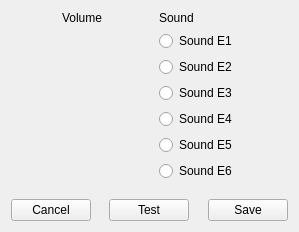
Before: the Qt Designer form HimalayaMain/Gui/Components/Settings/Forms/AlarmSettingsDlg.ui in Liyezhong/Master, drawn with Qt 5.
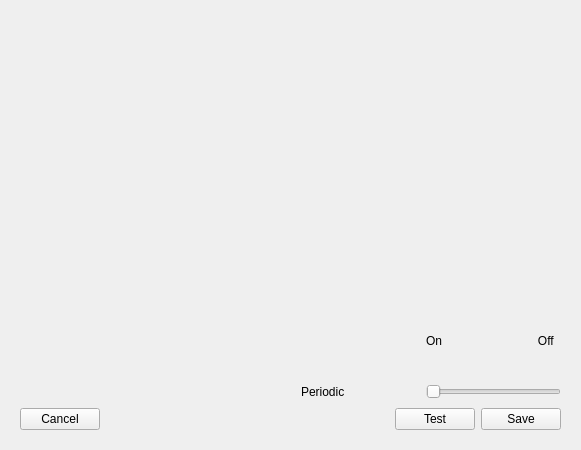
After: the same form once the commit is applied. Custom widgets are drawn as their Qt base class.

Patch:
```diff
--- a/HimalayaMain/Gui/Components/Settings/Forms/AlarmSettingsDlg.ui
+++ b/HimalayaMain/Gui/Components/Settings/Forms/AlarmSettingsDlg.ui
@@ -6,117 +6,92 @@
    <rect>
     <x>0</x>
     <y>0</y>
-    <width>299</width>
-    <height>232</height>
+    <width>581</width>
+    <height>450</height>
    </rect>
   </property>
+  <property name="minimumSize">
+   <size>
+    <width>526</width>
+    <height>450</height>
+   </size>
+  </property>
   <property name="windowTitle">
    <string>Form</string>
   </property>
-  <layout class="QGridLayout" name="gridLayout">
-   <item row="0" column="1">
-    <widget class="QLabel" name="label">
-     <property name="text">
-      <string>Volume</string>
+  <layout class="QVBoxLayout" name="verticalLayout_2">
+   <item>
+    <widget class="QWidget" name="widget" native="true">
+     <property name="minimumSize">
+      <size>
+       <width>500</width>
+       <height>350</height>
+      </size>
      </property>
-    </widget>
-   </item>
-   <item row="0" column="3">
-    <widget class="QLabel" name="label_2">
-     <property name="text">
-      <string>Sound</string>
+     <layout class="QVBoxLayout" name="verticalLayout">
+      <item>
+       <layout class="QHBoxLayout" name="horizontalLayout_2">
+        <item>
+         <widget class="MainMenu::CWheelPanel" name="scrollPanel" native="true">
+          <property name="minimumSize">
+           <size>
+            <width>80</width>
+            <height>0</height>
+           </size>
      </property>
     </widget>
    </item>
-   <item row="1" column="0">
+        <item>
     <spacer name="horizontalSpacer_3">
      <property name="orientation">
       <enum>Qt::Horizontal</enum>
      </property>
      <property name="sizeHint" stdset="0">
       <size>
-       <width>36</width>
+            <width>48</width>
        <height>20</height>
       </size>
      </property>
     </spacer>
    </item>
-   <item row="1" column="1">
-    <widget class="MainMenu::CWheelPanel" name="scrollPanel" native="true"/>
-   </item>
-   <item row="1" column="2">
+        <item>
+         <widget class="MainMenu::CWheelPanel" name="sound_scrollpanel" native="true">
+          <property name="minimumSize">
+           <size>
+            <width>81</width>
+            <height>0</height>
+           </size>
+          </property>
+         </widget>
+        </item>
+        <item>
     <spacer name="horizontalSpacer_4">
      <property name="orientation">
       <enum>Qt::Horizontal</enum>
      </property>
      <property name="sizeHint" stdset="0">
       <size>
-       <width>35</width>
+            <width>48</width>
        <height>20</height>
       </size>
      </property>
     </spacer>
    </item>
-   <item row="1" column="3">
-    <layout class="QVBoxLayout" name="verticalLayout">
      <item>
-      <widget class="QRadioButton" name="soundButton0">
-       <property name="text">
-        <string>Sound E1</string>
-       </property>
-      </widget>
-     </item>
-     <item>
-      <widget class="QRadioButton" name="soundButton1">
-       <property name="text">
-        <string>Sound E2</string>
-       </property>
-      </widget>
-     </item>
-     <item>
-      <widget class="QRadioButton" name="soundButton2">
-       <property name="text">
-        <string>Sound E3</string>
-       </property>
-      </widget>
-     </item>
-     <item>
-      <widget class="QRadioButton" name="soundButton3">
-       <property name="text">
-        <string>Sound E4</string>
-       </property>
-      </widget>
-     </item>
-     <item>
-      <widget class="QRadioButton" name="soundButton4">
-       <property name="text">
-        <string>Sound E5</string>
-       </property>
-      </widget>
-     </item>
-     <item>
-      <widget class="QRadioButton" name="soundButton5">
-       <property name="text">
-        <string>Sound E6</string>
-       </property>
-      </widget>
-     </item>
-    </layout>
-   </item>
-   <item row="1" column="4">
-    <spacer name="horizontalSpacer_5">
-     <property name="orientation">
-      <enum>Qt::Horizontal</enum>
-     </property>
-     <property name="sizeHint" stdset="0">
+         <widget class="MainMenu::CWheelPanel" name="periodictime_scrolltable" native="true">
+          <property name="minimumSize">
       <size>
-       <width>36</width>
-       <height>20</height>
-      </size>
-     </property>
-    </spacer>
-   </item>
-   <item row="2" column="2">
+            <width>140</width>
+            <height>280</height>
+           </size>
+          </property>
+         </widget>
+        </item>
+       </layout>
+      </item>
+      <item>
+       <layout class="QHBoxLayout" name="horizontalLayout_3">
+        <item>
     <spacer name="verticalSpacer">
      <property name="orientation">
       <enum>Qt::Vertical</enum>
@@ -124,12 +99,85 @@
      <property name="sizeHint" stdset="0">
       <size>
        <width>20</width>
-       <height>40</height>
+            <height>50</height>
       </size>
      </property>
     </spacer>
    </item>
-   <item row="3" column="0" colspan="5">
+        <item>
+         <spacer name="horizontalSpacer_5">
+          <property name="orientation">
+           <enum>Qt::Horizontal</enum>
+          </property>
+          <property name="sizeHint" stdset="0">
+           <size>
+            <width>150</width>
+            <height>20</height>
+           </size>
+          </property>
+         </spacer>
+        </item>
+        <item>
+         <layout class="QGridLayout" name="gridLayout">
+          <item row="0" column="2">
+           <widget class="QLabel" name="label_periodicon_2">
+            <property name="text">
+             <string>On</string>
+            </property>
+           </widget>
+          </item>
+          <item row="0" column="3">
+           <spacer name="horizontalSpacer">
+            <property name="orientation">
+             <enum>Qt::Horizontal</enum>
+            </property>
+            <property name="sizeHint" stdset="0">
+             <size>
+              <width>13</width>
+              <height>20</height>
+             </size>
+            </property>
+           </spacer>
+          </item>
+          <item row="0" column="4">
+           <widget class="QLabel" name="label_periodicoff_2">
+            <property name="text">
+             <string>   Off  </string>
+            </property>
+           </widget>
+          </item>
+          <item row="1" column="0">
+           <widget class="QLabel" name="label_periodic_2">
+            <property name="text">
+             <string>Periodic</string>
+            </property>
+           </widget>
+          </item>
+          <item row="1" column="1">
+           <spacer name="horizontalSpacer_6">
+            <property name="orientation">
+             <enum>Qt::Horizontal</enum>
+            </property>
+            <property name="sizeHint" stdset="0">
+             <size>
+              <width>13</width>
+              <height>20</height>
+             </size>
+            </property>
+           </spacer>
+          </item>
+          <item row="1" column="2" colspan="3">
+           <widget class="MainMenu::CSliderControl" name="horizontalSlider_2">
+            <property name="orientation">
+             <enum>Qt::Horizontal</enum>
+            </property>
+           </widget>
+          </item>
+         </layout>
+        </item>
+       </layout>
+      </item>
+      <item>
     <layout class="QHBoxLayout" name="horizontalLayout">
      <item>
       <widget class="QPushButton" name="cancelButton">
@@ -158,19 +206,6 @@
        </property>
       </widget>
      </item>
-     <item>
-      <spacer name="horizontalSpacer">
-       <property name="orientation">
-        <enum>Qt::Horizontal</enum>
-       </property>
-       <property name="sizeHint" stdset="0">
-        <size>
-         <width>40</width>
-         <height>20</height>
-        </size>
-       </property>
-      </spacer>
-     </item>
      <item>
       <widget class="QPushButton" name="saveButton">
        <property name="text">
@@ -182,7 +217,15 @@
    </item>
   </layout>
  </widget>
+   </item>
+  </layout>
+ </widget>
  <customwidgets>
+  <customwidget>
+   <class>MainMenu::CSliderControl</class>
+   <extends>QSlider</extends>
+   <header>MainMenu/Include/SliderControl.h</header>
+  </customwidget>
   <customwidget>
    <class>MainMenu::CWheelPanel</class>
    <extends>QWidget</extends>
```
Lines whose indentation alone changed are shown as unchanged.
